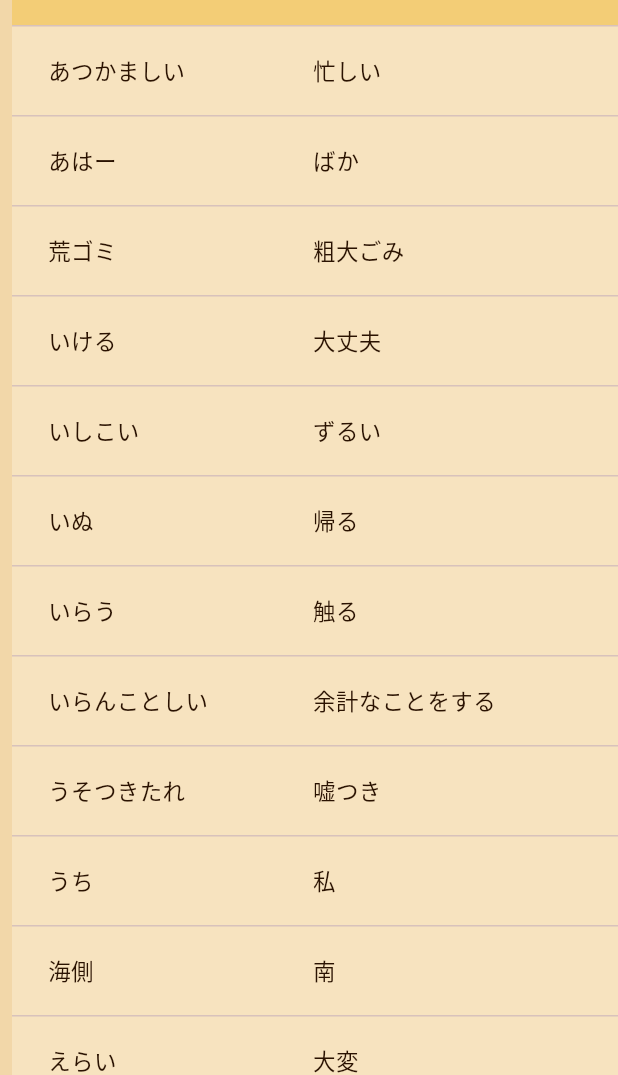
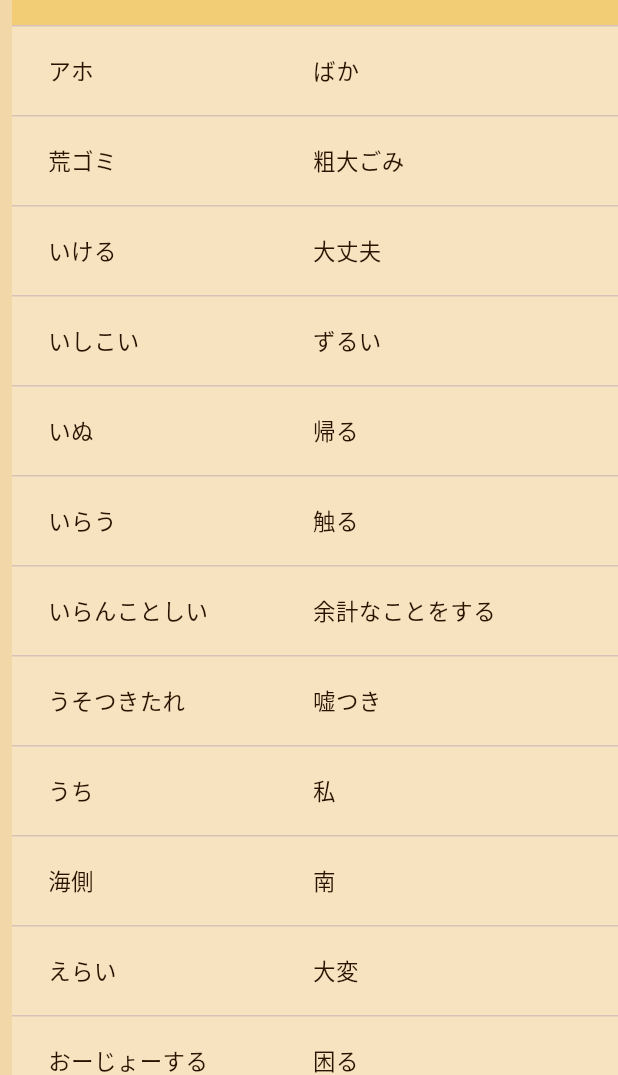
Before and after one commit to sylfort/Kansai-ben-Quest, a Flutter app: the HyougoPage screen opened by its route, on a phone screen of 412 x 824 dp, the part 161-1236 px from its top. Run offline on Flutter 3.47's test engine with Material 3 defaults, Android fonts, the phone set to English and light mode, and no system bars.

```diff
--- a/assets/data/hyougo_words.json
+++ b/assets/data/hyougo_words.json
@@ -1,22 +1,13 @@
 [
 
-  {
-    "id": 385,
-    "kansaiExpression": "あつかましい",
-    "standardJapanese": "忙しい",
-    "englishTranslation": "busy",
-    "exampleSentence": "今日は一日あつかましいわ。",
-    "standardJapaneseSentence": "今日は一日忙しいよ。",
-    "englishSentence": "I'm busy all day today.",
-    "location": "Hyogo"
-  },
+
   {
     "id": 386,
-    "kansaiExpression": "あはー",
+    "kansaiExpression": "アホ",
     "standardJapanese": "ばか",
     "englishTranslation": "fool, idiot",
-    "exampleSentence": "もー、あんたは あはー やなあ。",
-    "standardJapaneseSentence": "もう、あなたはアホだなあ。",
+    "exampleSentence": "もー、あんたは アホ やなあ。",
+    "standardJapaneseSentence": "もう、あなたはばかだなあ。",
     "englishSentence": "Geez, you're such a fool.",
     "location": "Hyogo"
   },
```
Also changed, not shown: lib/main.dart (+12 -12 lines).
